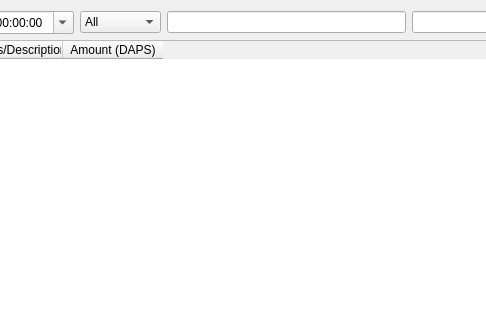
The window that src/qt/forms/historypage.ui (pedrorv0106/DAPS) describes before a commit, drawn with Qt 5; both pictures show x 249 to 735 and y 0 to 320 of the 910 by 416 pixel window.
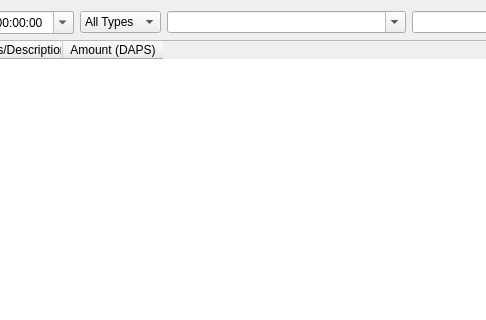
The same window after the commit.

What changed in the file:
```diff
--- a/src/qt/forms/historypage.ui
+++ b/src/qt/forms/historypage.ui
@@ -66,7 +66,7 @@
            </property>
            <item>
             <property name="text">
-             <string>All</string>
+             <string>All Types</string>
             </property>
            </item>
            <item>
@@ -82,13 +82,16 @@
           </widget>
          </item>
          <item>
-          <widget class="QLineEdit" name="lineEditDesc">
+          <widget class="QComboBox" name="lineEditDesc">
            <property name="sizePolicy">
             <sizepolicy hsizetype="Preferred" vsizetype="Fixed">
              <horstretch>0</horstretch>
              <verstretch>0</verstretch>
             </sizepolicy>
            </property>
+           <property name="editable">
+                <bool>true</bool>
+            </property>
           </widget>
          </item>
          <item>
```
